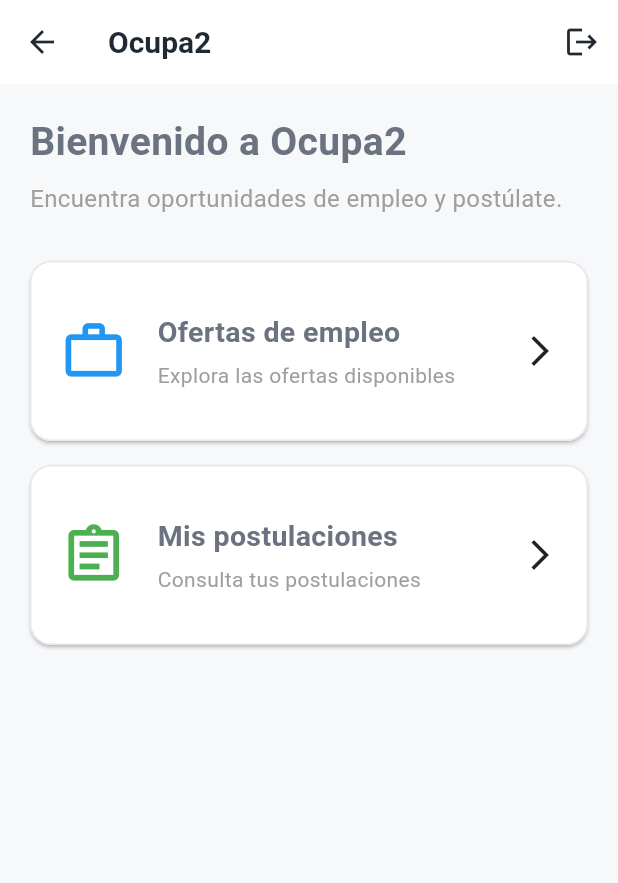
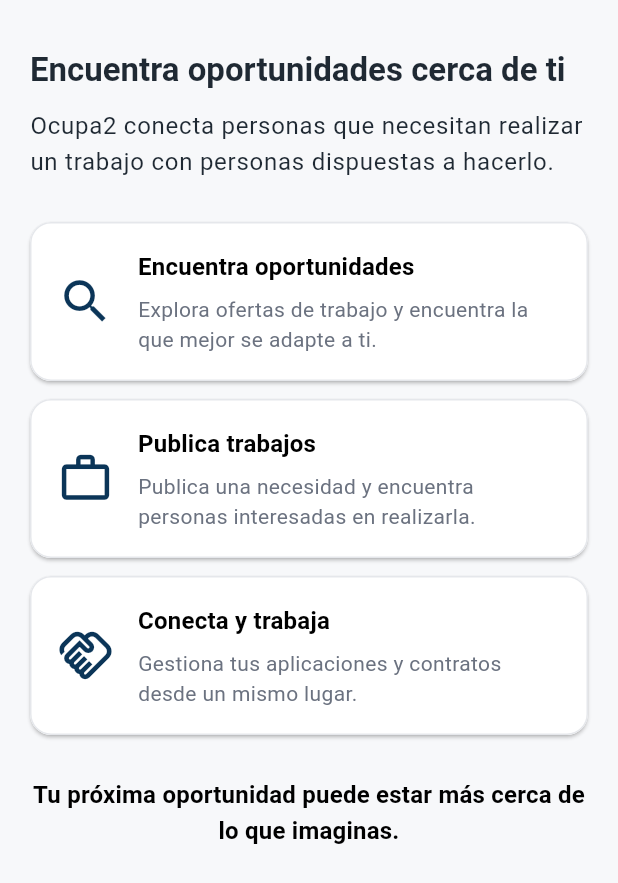
Before and after one commit to Trawts557/ocupa2-app, a Flutter app: the HomeView widget shown alone on an empty page, opened directly, on a phone screen of 412 x 824 dp. Shown: the top 883 px of the screen. Run offline on Flutter 3.47's test engine with Material 3 defaults, Android fonts, the phone set to English and light mode, and no system bars; our stand-ins replace flutter_secure_storage, image_picker; accounts and stored records are empty; network calls fail.

Commit message:
fix: restore completed home view

```diff
--- a/lib/views/home/home_view.dart
+++ b/lib/views/home/home_view.dart
@@ -1,168 +1,119 @@
 import 'package:flutter/material.dart';
-
-import '../../services/session_service.dart';
-import '../auth/login_view.dart';
-import '../offers/offers_screen.dart';
-import '../applications/tracking/my_applications_screen.dart';
 
 class HomeView extends StatelessWidget {
   const HomeView({super.key});
 
   @override
   Widget build(BuildContext context) {
-    final SessionService sessionService = SessionService();
-
-    return Scaffold(
-      appBar: AppBar(
-        title: const Text('Ocupa2'),
-        actions: [
-          IconButton(
-            onPressed: () async {
-              await sessionService.deleteToken();
-
-              if (!context.mounted) return;
-
-              Navigator.pushAndRemoveUntil(
-                context,
-                MaterialPageRoute(
-                  builder: (context) => const LoginView(),
-                ),
-                    (route) => false,
-              );
-            },
-            icon: const Icon(Icons.logout),
-          ),
-        ],
-      ),
-      body: Padding(
+    return SingleChildScrollView(
       padding: const EdgeInsets.all(20),
-        child: SingleChildScrollView(
       child: Column(
         crossAxisAlignment: CrossAxisAlignment.start,
         children: [
-              const Text(
-                'Bienvenido a Ocupa2',
-                style: TextStyle(
-                  fontSize: 26,
+          const SizedBox(height: 12),
+
+          Text(
+            'Encuentra oportunidades cerca de ti',
+            style: Theme.of(context).textTheme.headlineMedium?.copyWith(
                   fontWeight: FontWeight.bold,
                 ),
           ),
 
-              const SizedBox(height: 8),
+          const SizedBox(height: 12),
 
-              const Text(
-                'Encuentra oportunidades de empleo y postúlate.',
-                style: TextStyle(
-                  fontSize: 16,
-                  color: Colors.grey,
+          Text(
+            'Ocupa2 conecta personas que necesitan realizar un trabajo '
+            'con personas dispuestas a hacerlo.',
+            style: Theme.of(context).textTheme.bodyLarge,
+          ),
+
+          const SizedBox(height: 28),
+
+          _buildPresentationCard(
+            context,
+            icon: Icons.search,
+            title: 'Encuentra oportunidades',
+            description:
+                'Explora ofertas de trabajo y encuentra la que mejor se adapte a ti.',
+          ),
+
+          const SizedBox(height: 12),
+
+          _buildPresentationCard(
+            context,
+            icon: Icons.work_outline,
+            title: 'Publica trabajos',
+            description:
+                'Publica una necesidad y encuentra personas interesadas en realizarla.',
+          ),
+
+          const SizedBox(height: 12),
+
+          _buildPresentationCard(
+            context,
+            icon: Icons.handshake_outlined,
+            title: 'Conecta y trabaja',
+            description:
+                'Gestiona tus aplicaciones y contratos desde un mismo lugar.',
+          ),
+
+          const SizedBox(height: 28),
+
+          Center(
+            child: Text(
+              'Tu próxima oportunidad puede estar más cerca de lo que imaginas.',
+              textAlign: TextAlign.center,
+              style: Theme.of(context).textTheme.titleMedium?.copyWith(
+                    fontWeight: FontWeight.w600,
+                  ),
             ),
           ),
 
-              const SizedBox(height: 30),
-
-              // Ofertas de empleo
-              _HomeCard(
-                icon: Icons.work_outline,
-                color: Colors.blue,
-                title: 'Ofertas de empleo',
-                subtitle: 'Explora las ofertas disponibles',
-                onTap: () {
-                  Navigator.push(
-                    context,
-                    MaterialPageRoute(
-                      builder: (_) => const OffersScreen(),
+          const SizedBox(height: 20),
+        ],
       ),
     );
-                },
+  }
+
+  Widget _buildPresentationCard(
+    BuildContext context, {
+    required IconData icon,
+    required String title,
+    required String description,
+  }) {
+    return Card(
+      child: Padding(
+        padding: const EdgeInsets.all(18),
+        child: Row(
+          children: [
+            Icon(
+              icon,
+              size: 38,
+              color: Theme.of(context).colorScheme.primary,
             ),
 
-              const SizedBox(height: 16),
+            const SizedBox(width: 16),
 
-              // Mis postulaciones
-              _HomeCard(
-                icon: Icons.assignment_outlined,
-                color: Colors.green,
-                title: 'Mis postulaciones',
-                subtitle: 'Consulta tus postulaciones',
-                onTap: () {
-                  Navigator.push(
-                    context,
-                    MaterialPageRoute(
-                      builder: (_) => const MyApplicationsScreen(),
+            Expanded(
+              child: Column(
+                crossAxisAlignment: CrossAxisAlignment.start,
+                children: [
+                  Text(
+                    title,
+                    style: Theme.of(context).textTheme.titleMedium?.copyWith(
+                          fontWeight: FontWeight.bold,
                         ),
-                  );
-                },
+                  ),
+
+                  const SizedBox(height: 6),
+
+                  Text(description),
+                ],
+              ),
             ),
           ],
-          ),
         ),
       ),
     );
   }
 }
-
-class _HomeCard extends StatelessWidget {
-  final IconData icon;
-  final Color color;
-  final String title;
-  final String subtitle;
-  final VoidCallback onTap;
-
-  const _HomeCard({
-    required this.icon,
-    required this.color,
-    required this.title,
-    required this.subtitle,
-    required this.onTap,
-  });
-
-  @override
-  Widget build(BuildContext context) {
-    return SizedBox(
-      width: double.infinity,
-      height: 120,
-      child: Card(
-        child: InkWell(
-          borderRadius: BorderRadius.circular(14),
-          onTap: onTap,
-          child: Padding(
-            padding: const EdgeInsets.all(20),
-            child: Row(
-              children: [
-                Icon(
-                  icon,
-                  size: 45,
-                  color: color,
-                ),
-                const SizedBox(width: 20),
-                Expanded(
-                  child: Column(
-                    mainAxisAlignment: MainAxisAlignment.center,
-                    crossAxisAlignment: CrossAxisAlignment.start,
-                    children: [
-                      Text(
-                        title,
-                        style: const TextStyle(
-                          fontSize: 19,
-                          fontWeight: FontWeight.bold,
-                        ),
-                      ),
-                      const SizedBox(height: 5),
-                      Text(
-                        subtitle,
-                        style: const TextStyle(
-                          color: Colors.grey,
-                        ),
-                      ),
-                    ],
-                  ),
-                ),
-                const Icon(Icons.arrow_forward_ios),
-              ],
-            ),
-          ),
-        ),
-      ),
-    );
-  }
-}
```
Lines whose indentation alone changed are shown as unchanged.
